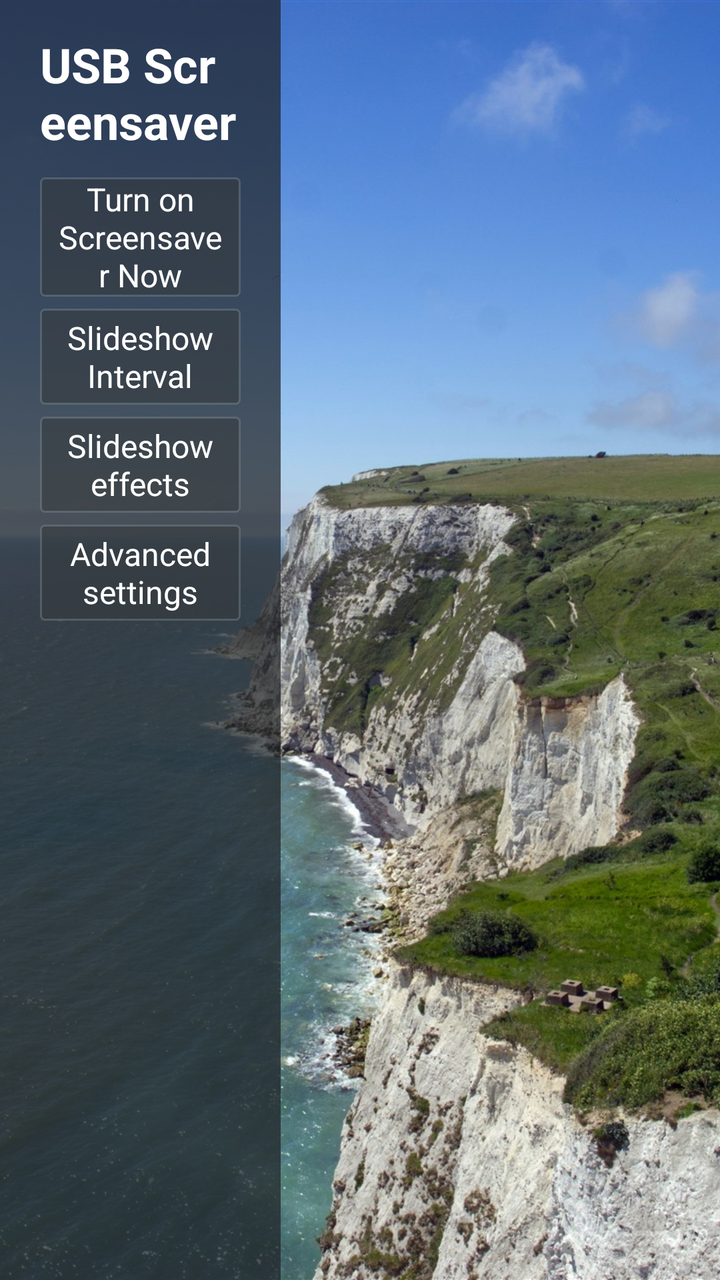
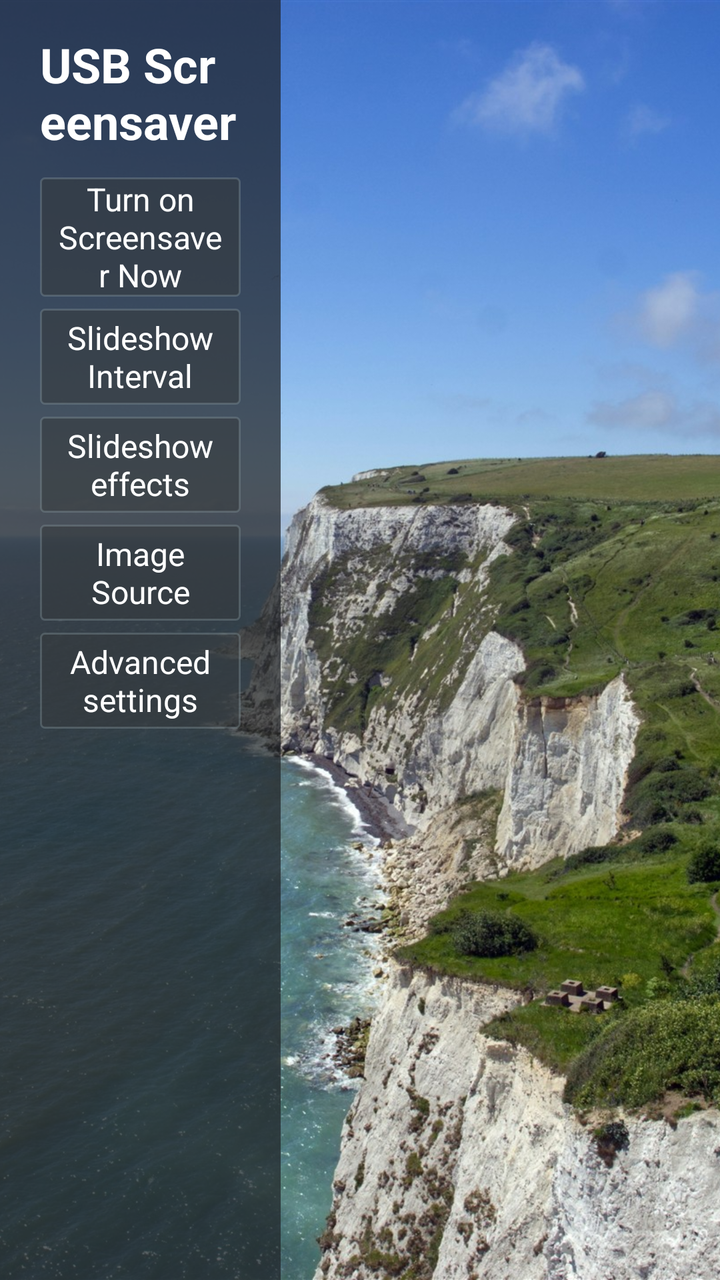

Compare the two renders of this Android layout. The source of the first and the diff that turns it into the second are given below.
<!-- AndroidManifest.xml: activity theme Theme.Transparent -->
<!-- res/layout/activity_main.xml -->
<FrameLayout xmlns:android="http://schemas.android.com/apk/res/android"
    android:layout_width="match_parent"
    android:layout_height="match_parent">
    <ImageView
        android:id="@+id/menuPhoto"
        android:layout_width="match_parent"
        android:layout_height="match_parent"
        android:src="@drawable/menu_cliff"
        android:scaleType="centerCrop"
        android:importantForAccessibility="no" />
    <LinearLayout
        android:layout_width="match_parent"
        android:layout_height="match_parent"
        android:layoutDirection="ltr"
        android:orientation="horizontal"
        android:weightSum="100">
        <ScrollView
            android:id="@+id/menuPanel"
            android:layout_width="0dp"
            android:layout_weight="39"
            android:layout_height="match_parent"
            android:fillViewport="true"
            android:background="@color/menu_surface">
            <LinearLayout
                android:layout_width="match_parent"
                android:layout_height="wrap_content"
                android:orientation="vertical"
                android:paddingLeft="20dp"
                android:paddingRight="20dp"
                android:paddingTop="16dp"
                android:paddingBottom="16dp">
                <TextView
                    android:layout_width="match_parent"
                    android:layout_height="wrap_content"
                    android:layout_marginBottom="12dp"
                    android:text="@string/app_name"
                    android:textSize="24sp"
                    android:textStyle="bold"
                    android:textColor="#FFFFFF" />
                <Button style="@style/MenuButton" android:id="@+id/startSlideshow"
                    android:text="@string/start_slideshow" />
                <Button style="@style/MenuButton" android:id="@+id/intervalButton"
                    android:text="@string/interval_label" />
                <Button style="@style/MenuButton" android:id="@+id/effectButton"
                    android:text="@string/effect_label" />
                <Button style="@style/MenuButton" android:id="@+id/advancedSettings"
                    android:text="@string/advanced_settings" />
                <Space
                    android:layout_width="1dp"
                    android:layout_height="0dp"
                    android:layout_weight="1" />
                <TextView
                    android:id="@+id/designerCredit"
                    android:layout_width="match_parent"
                    android:layout_height="wrap_content"
                    android:gravity="center"
                    android:textSize="14sp"
                    android:textColor="#FFFFFF" />
            </LinearLayout>
        </ScrollView>
        <ScrollView
            android:id="@+id/submenuPanel"
            android:layout_width="0dp"
            android:layout_weight="30"
            android:layout_height="match_parent"
            android:background="@color/menu_surface"
            android:visibility="gone">
            <LinearLayout
                android:id="@+id/submenuContent"
                android:layout_width="match_parent"
                android:layout_height="wrap_content"
                android:padding="16dp"
                android:orientation="vertical">
                <TextView
                    android:id="@+id/submenuHeading"
                    android:layout_width="match_parent"
                    android:layout_height="wrap_content"
                    android:layout_marginBottom="12dp"
                    android:textColor="#FFFFFF"
                    android:textSize="20sp"
                    android:textStyle="bold" />
            </LinearLayout>
        </ScrollView>
    </LinearLayout>
</FrameLayout>
<!-- resources referenced by this layout -->
<resources>
  <color name="menu_surface">#B51F2326</color>
  <!-- drawable menu_cliff: jpg bitmap (drawable-nodpi, 772828 bytes) -->
  <string name="advanced_settings">Advanced settings</string>
  <string name="app_name">USB Screensaver</string>
  <string name="effect_label">Slideshow effects</string>
  <string name="interval_label">Slideshow Interval</string>
  <string name="start_slideshow">Turn on Screensaver Now</string>
  <style name="MenuButton" parent="@android:style/Widget.Button">
          <item name="android:layout_width">match_parent</item>
          <item name="android:layout_height">wrap_content</item>
          <item name="android:minHeight">48dp</item>
          <item name="android:layout_marginBottom">6dp</item>
          <item name="android:background">@drawable/menu_button</item>
          <item name="android:backgroundTint">@null</item>
          <item name="android:textColor">#FFFFFF</item>
          <item name="android:textAllCaps">false</item>
          <item name="android:textSize">16sp</item>
          <item name="android:paddingLeft">8dp</item>
          <item name="android:paddingRight">8dp</item>
      </style>
  <style name="Theme.Transparent" parent="android:Theme.DeviceDefault.NoActionBar">
          <item name="android:windowBackground">@android:color/black</item>
          <item name="android:windowNoTitle">true</item>
          <item name="android:windowFullscreen">true</item>
      </style>
  <!-- drawable menu_button (drawable) -->
  <selector xmlns:android="http://schemas.android.com/apk/res/android">
      <item android:state_enabled="false">
          <shape><solid android:color="#55344248"/><corners android:radius="2dp"/></shape>
      </item>
      <item android:state_pressed="true">
          <shape><solid android:color="#DA7D8082"/><corners android:radius="2dp"/></shape>
      </item>
      <item android:state_focused="true">
          <shape>
              <solid android:color="#D5666C70"/>
              <stroke android:width="1dp" android:color="#FFFFFF"/>
              <corners android:radius="2dp"/>
          </shape>
      </item>
      <item>
          <shape>
              <solid android:color="#92353A3D"/>
              <stroke android:width="1dp" android:color="#558D9EA5"/>
              <corners android:radius="2dp"/>
          </shape>
      </item>
  </selector>
</resources>

<!-- the commit's change to res/layout/activity_main.xml (unified diff, before → after) -->
@@ -43,6 +43,8 @@
                     android:text="@string/interval_label" />
                 <Button style="@style/MenuButton" android:id="@+id/effectButton"
                     android:text="@string/effect_label" />
+                <Button style="@style/MenuButton" android:id="@+id/imageSource"
+                    android:text="@string/image_source" />
                 <Button style="@style/MenuButton" android:id="@+id/advancedSettings"
                     android:text="@string/advanced_settings" />
                 <Space
<!-- resource entries referenced after the edit -->
@@ -5,6 +5,7 @@
   <string name="advanced_settings">Advanced settings</string>
   <string name="app_name">USB Screensaver</string>
   <string name="effect_label">Slideshow effects</string>
+  <string name="image_source">Image Source</string>
   <string name="interval_label">Slideshow Interval</string>
   <string name="start_slideshow">Turn on Screensaver Now</string>
   <style name="MenuButton" parent="@android:style/Widget.Button">
